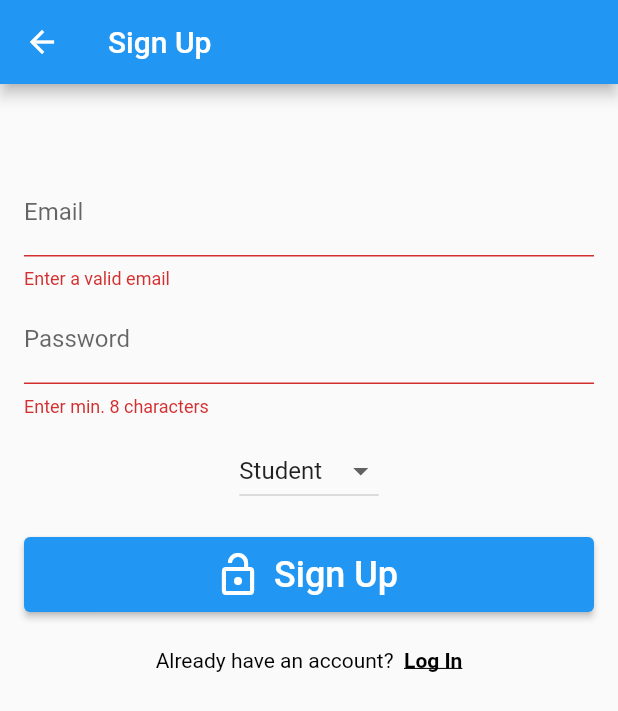
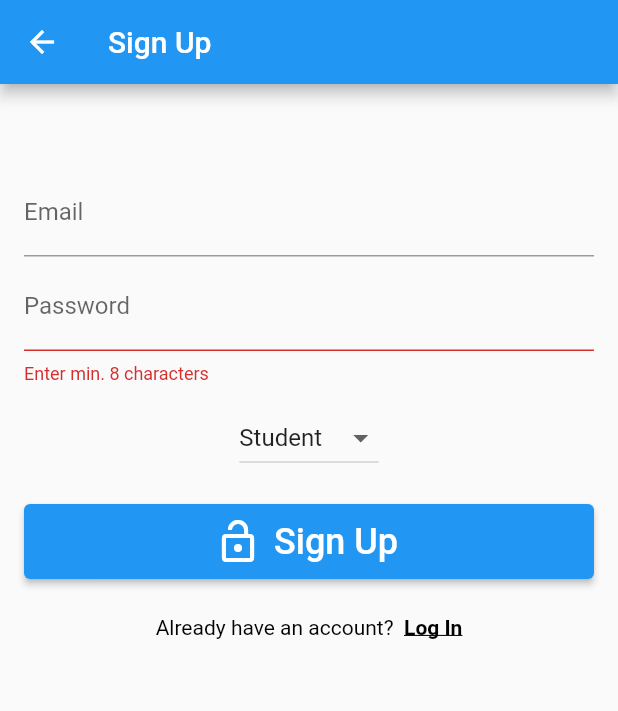
Before and after one commit to adatiaaman/Academic-Portal, a Flutter app: the SignUp screen opened directly with empty values, after a tap on "Sign Up", on a phone screen of 412 x 824 dp. Shown: the top 711 px of the screen. Run offline on Flutter 3.47's test engine with Material 2 defaults, Android fonts, the light colour scheme and no system bars; our stand-ins replace cloud_firestore, email_validator, firebase_auth, firebase_core, tuple; accounts and stored records are empty.

Commit message:
tenth commit

```diff
--- a/lib/authentification/sign_up.dart
+++ b/lib/authentification/sign_up.dart
@@ -17,6 +17,11 @@ class SignUp extends StatefulWidget {
 
   @override
   State<SignUp> createState() => _SignUpState();
+}
+
+bool checkrpr(String email) {
+  RegExp regex = RegExp(r"[a-zA-Z0-9]+@iitrpr\.ac\.in");
+  return regex.hasMatch(email);
 }
 
 class _SignUpState extends State<SignUp> {
@@ -52,10 +57,11 @@ class _SignUpState extends State<SignUp> {
                   textInputAction: TextInputAction.next,
                   decoration: InputDecoration(labelText: 'Email'),
                   autovalidateMode: AutovalidateMode.onUserInteraction,
-                  validator: (email) =>
-                      email != null && !EmailValidator.validate(email)
-                          ? 'Enter a valid email'
-                          : null,
+                  validator: (email) => email != null &&
+                          !EmailValidator.validate(email) &&
+                          checkrpr(email) == true
+                      ? 'Enter a valid email'
+                      : null,
                 ),
                 const SizedBox(height: 4),
                 TextFormField(
```
